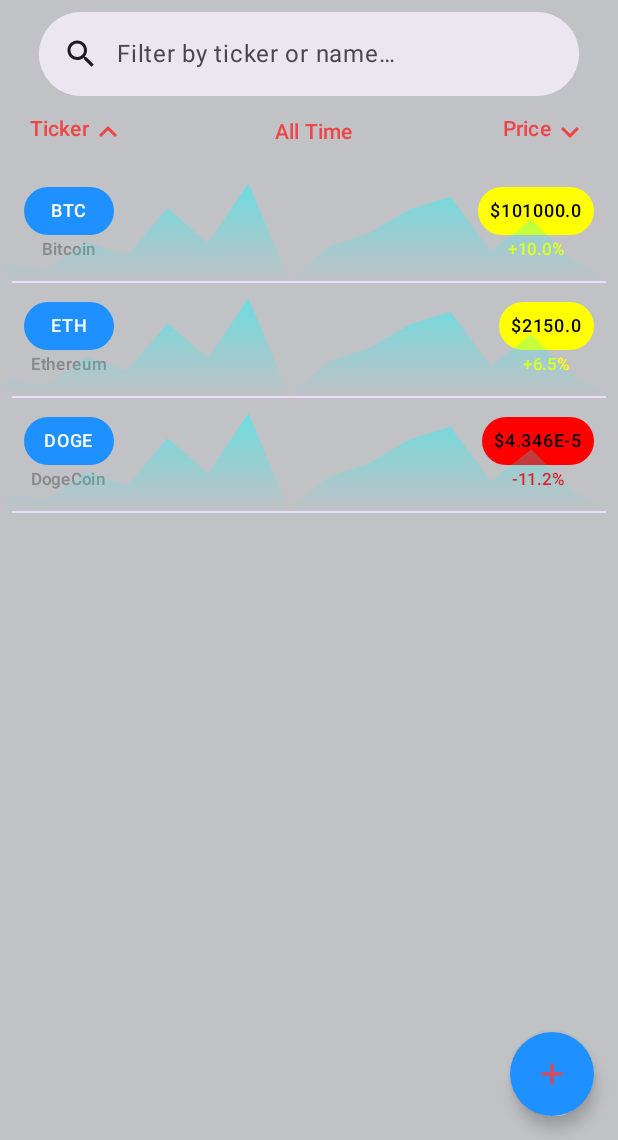
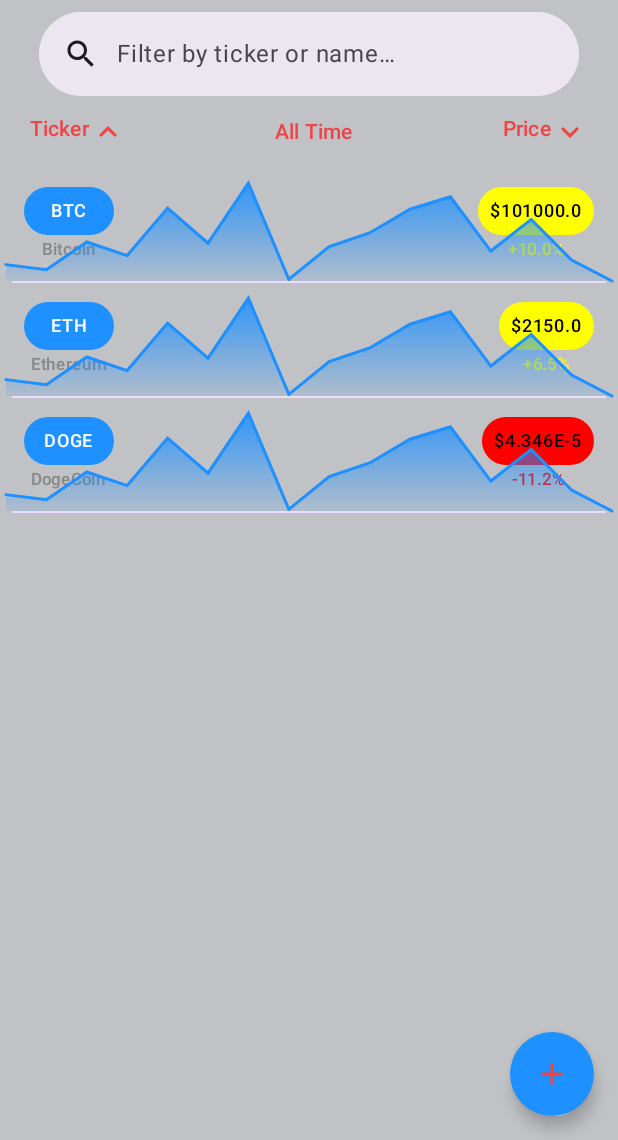
Before and after one commit to rafaelagp/CoinWatcher, an Android app built with Jetpack Compose: the screen it shows after launch (MainActivity), on a phone screen of 412 x 824 dp, the part 96-1236 px from its top. Run offline under Robolectric (Android 15) with nearby library versions, the phone set to English and light mode, and no system bars; our stand-ins replace constraintlayout-compose.

Commit message:
Re-factored LineChart

```diff
--- a/app/src/main/java/net/rafgpereira/coinwatcher/ui/common/LineChart.kt
+++ b/app/src/main/java/net/rafgpereira/coinwatcher/ui/common/LineChart.kt
@@ -2,7 +2,9 @@ package net.rafgpereira.coinwatcher.ui.common
 
 import android.graphics.Paint
 import androidx.compose.foundation.Canvas
+import androidx.compose.material3.MaterialTheme
 import androidx.compose.runtime.Composable
+import androidx.compose.runtime.Immutable
 import androidx.compose.runtime.remember
 import androidx.compose.ui.Modifier
 import androidx.compose.ui.geometry.Size
@@ -16,28 +18,20 @@ import androidx.compose.ui.unit.sp
 import kotlin.math.round
 import kotlin.math.roundToInt
 
-// Derived from https://raw.githubusercontent.com/metehanbolatt/LineChartCompose/refs/heads/master/app/src/main/java/com/metehanbolat/linechartcompose/LineChart.kt
+// Based on https://raw.githubusercontent.com/metehanbolatt/LineChartCompose/refs/heads/master/app/src/main/java/com/metehanbolat/linechartcompose/LineChart.kt
 @Composable
 fun LineChart(
     data: List<Pair<Int, Double>> = emptyList(),
+    colors: LineChartDefaults.LineChartColors = LineChartDefaults.colors(),
+    style: LineChartDefaults.LineChartStyle = LineChartDefaults.style(),
     shouldDrawLine: Boolean = true,
     shouldDrawFill: Boolean = true,
     shouldDrawAxis: Boolean = true,
     modifier: Modifier = Modifier
 ) {
-    val graphColor = Color.Cyan
-    val transparentGraphColor = remember { graphColor.copy(alpha = 0.5f) }
     val upperValue = remember { (data.maxOfOrNull { it.second }?.plus(1))?.roundToInt() ?: 0 }
     val lowerValue = remember { (data.minOfOrNull { it.second }?.toInt() ?: 0) }
-    val density = LocalDensity.current
-
-    val textPaint = remember(density) {
-        Paint().apply {
-            color = android.graphics.Color.WHITE
-            textAlign = Paint.Align.CENTER
-            textSize = density.run { 12.sp.toPx() }
-        }
-    }
+    val axisTextPaint = remember(LocalDensity.current) { colors.axisTextPaint }
 
     Canvas(modifier = modifier) {
         val spacePerTime = size.width / data.size
@@ -51,10 +45,57 @@ fun LineChart(
 
         if (shouldDrawAxis)
             drawAxis(
-                drawContext, size.height, data, spacePerTime, textPaint, upperValue, lowerValue)
-        if (shouldDrawLine) drawLine(path, graphColor)
-        if (shouldDrawFill) drawFill(path, transparentGraphColor)
+                drawContext, size.height, data, spacePerTime, axisTextPaint, upperValue, lowerValue)
+        if (shouldDrawLine) drawLine(path, colors.lineColor, style.lineStroke)
+        if (shouldDrawFill) drawFill(path, style.fillBrush)
     }
+}
+
+object LineChartDefaults {
+    private val DEFAULT_LINE_STROKE_WIDTH = 2.dp
+    private const val DEFAULT_FILL_GRADIENT_ALPHA = 0.1f
+    private val DEFAULT_AXIS_TEXT_SIZE = 12.sp
+
+    @Composable
+    fun colors(
+        axisTextPaint: Paint = defaultAxisPaint(),
+        lineColor: Color = MaterialTheme.colorScheme.primary,
+        fillColors: List<Color> =
+            listOf(lineColor, remember { lineColor.copy(DEFAULT_FILL_GRADIENT_ALPHA) })
+    ) = LineChartColors(axisTextPaint, lineColor, fillColors)
+
+    @Composable
+    fun style(
+        lineStroke: Stroke = defaultLineStroke(),
+        fillBrush: Brush = Brush.verticalGradient(colors().fillColors)
+    ) = LineChartStyle(lineStroke, fillBrush)
+
+    @Immutable
+    class LineChartColors(
+        val axisTextPaint: Paint,
+        val lineColor: Color,
+        val fillColors: List<Color>
+    )
+
+    @Immutable
+    class LineChartStyle(
+        val lineStroke: Stroke,
+        val fillBrush: Brush
+    )
+
+    @Composable
+    private fun defaultAxisPaint() = Paint().apply {
+        color = MaterialTheme.colorScheme.primary.toArgb()
+        textAlign = Paint.Align.CENTER
+        textSize = LocalDensity.current.run { DEFAULT_AXIS_TEXT_SIZE.toPx() }
+    }
+
+    @Composable
+    private fun defaultLineStroke() =
+        Stroke(
+            width = LocalDensity.current.run { DEFAULT_LINE_STROKE_WIDTH.toPx() },
+            cap = StrokeCap.Round
+        )
 }
 
 private fun calculatePath(
@@ -115,32 +156,19 @@ private fun drawAxis(
     }
 }
 
-private fun DrawScope.drawLine(strokePath: Path, graphColor: Color) {
+private fun DrawScope.drawLine(path: Path, color: Color, stroke: Stroke) =
     drawPath(
-        path = strokePath,
-        color = graphColor,
-        style = Stroke(
-            width = 2.dp.toPx(),
-            cap = StrokeCap.Round
-        )
+        path = path,
+        color = color,
+        style = stroke
     )
-}
 
-private fun DrawScope.drawFill(strokePath: Path, color: Color) {
-    val fillPath = android.graphics.Path(strokePath.asAndroidPath()).asComposePath().apply {
+private fun DrawScope.drawFill(path: Path, brush: Brush) {
+    val fillPath = android.graphics.Path(path.asAndroidPath()).asComposePath().apply {
         lineTo(size.width, size.height)
         lineTo(0f, size.height)
         close()
     }
 
-    drawPath(
-        path = fillPath,
-        brush = Brush.verticalGradient(
-            colors = listOf(
-                color,
-                Color.Transparent
-            ),
-            endY = size.height
-        )
-    )
+    drawPath(path = fillPath, brush = brush)
 }
--- a/app/src/main/java/net/rafgpereira/coinwatcher/ui/screen/main/MainScreen.kt
+++ b/app/src/main/java/net/rafgpereira/coinwatcher/ui/screen/main/MainScreen.kt
@@ -167,7 +167,7 @@ fun CoinList(modifier: Modifier, data: List<Coin>) =
                                 .fillMaxSize()
                                 .padding(horizontal = dimensionResource(R.dimen.half_unit_dp)),
                             shouldDrawAxis = false,
-                            shouldDrawLine = false,
+                            shouldDrawLine = true,
                             data = it.data
                         )
                         Column(
```
